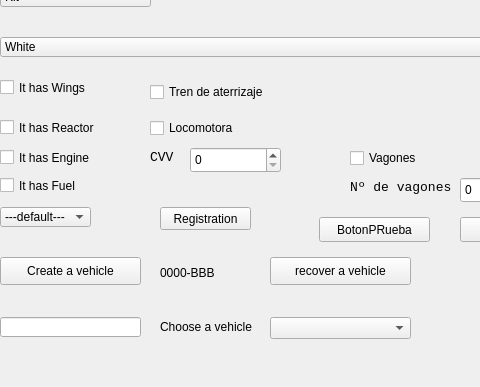
Above: MainWindow.ui from JSlaig/ARCO2020-p2 before the change; both pictures show x 190 to 670 and y 213 to 600 of the 800 by 600 pixel window. Below: the same form after it.
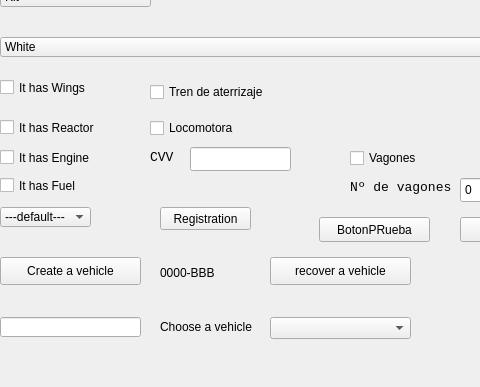
That is the form after the change.

```diff
--- a/MainWindow.ui
+++ b/MainWindow.ui
@@ -686,13 +686,13 @@
      </rect>
     </property>
    </widget>
-   <widget class="QSpinBox" name="cvvLine">
+   <widget class="QLineEdit" name="cvvLine">
     <property name="geometry">
      <rect>
       <x>380</x>
       <y>360</y>
-      <width>91</width>
-      <height>26</height>
+      <width>101</width>
+      <height>24</height>
      </rect>
     </property>
    </widget>
```
